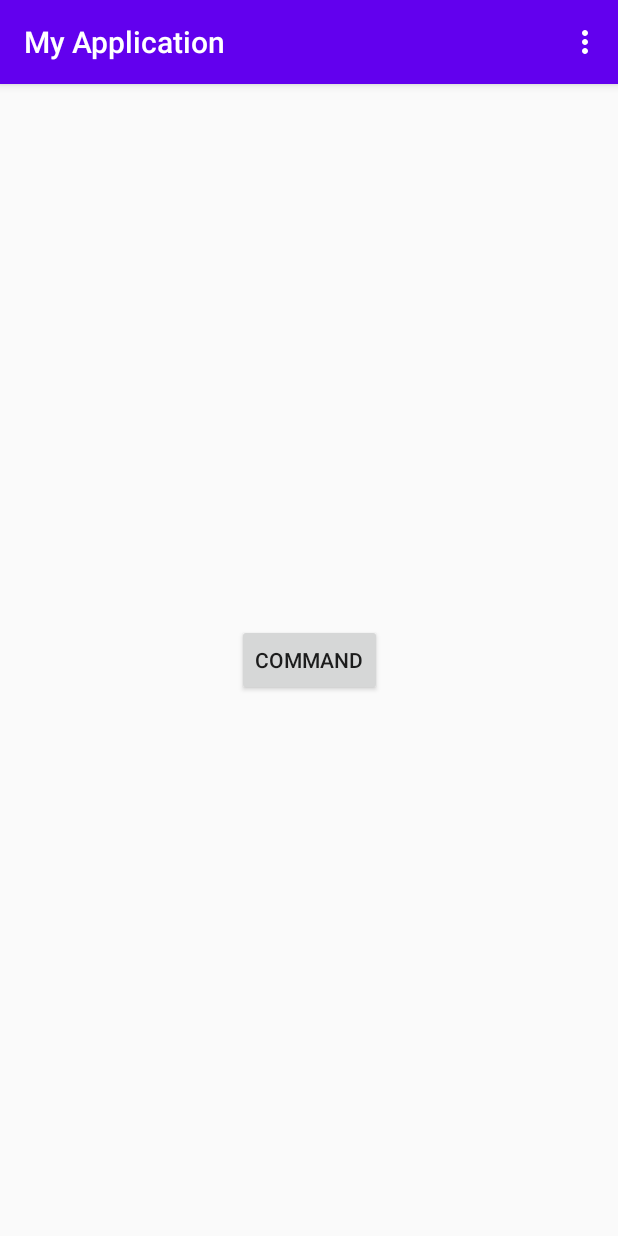
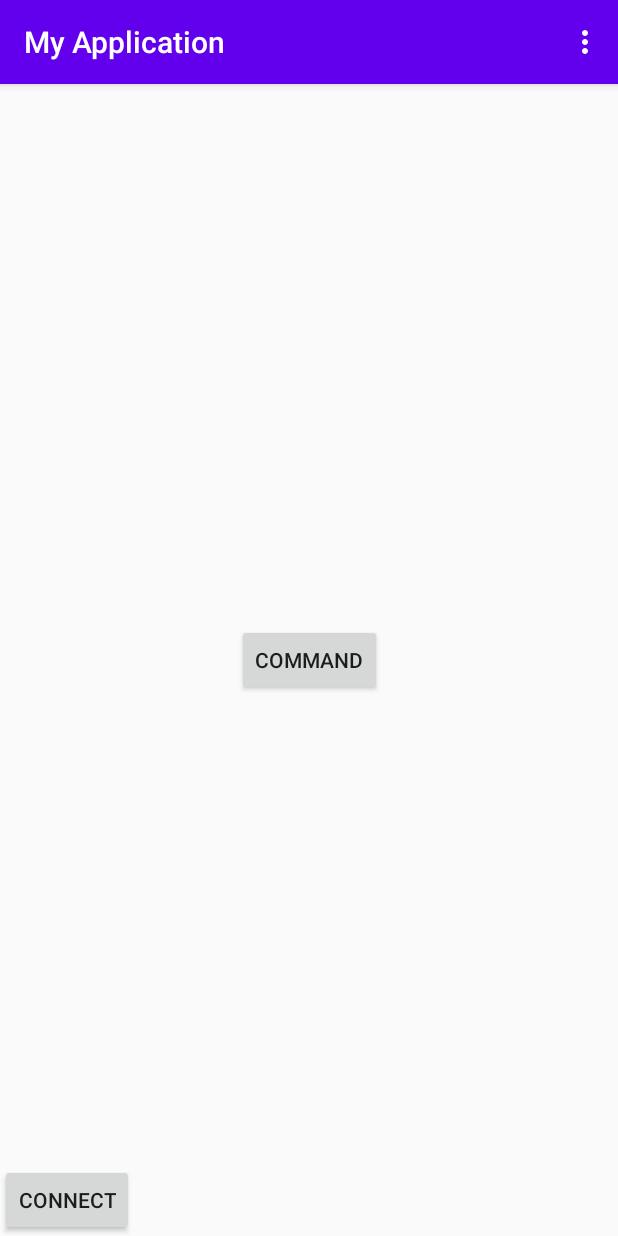
Before and after one commit to tomwitz355/CS426_Project, an Android app: the screen it shows after launch (MainActivity), on a phone screen of 412 x 824 dp. Run offline under Robolectric (Android 15) with nearby library versions, the phone set to English and light mode, and no system bars.

Commit message:
Added Connect Button

```diff
--- a/app/src/main/java/com/example/myapplication/MainActivity.java
+++ b/app/src/main/java/com/example/myapplication/MainActivity.java
@@ -5,6 +5,7 @@ import android.os.Bundle;
 
 import com.google.android.material.floatingactionbutton.FloatingActionButton;
 import com.google.android.material.snackbar.Snackbar;
+
 
 import androidx.appcompat.app.AppCompatActivity;
 import androidx.appcompat.widget.Toolbar;
@@ -14,6 +15,7 @@ import android.view.View;
 
 import android.view.Menu;
 import android.view.MenuItem;
+import android.widget.Button;
 
 import java.util.List;
 
@@ -30,6 +32,7 @@ public class MainActivity extends AppCompatActivity {
         startActivityForResult(intent, SPEECH_REQUEST_CODE);
     }
 
+
     // This callback is invoked when the Speech Recognizer returns.
 // This is where you process the intent and extract the speech text from the intent.
     @Override
@@ -43,6 +46,7 @@ public class MainActivity extends AppCompatActivity {
         }
         super.onActivityResult(requestCode, resultCode, data);
     }
+    Button b;
 
     @Override
     protected void onCreate(Bundle savedInstanceState) {
@@ -50,6 +54,14 @@ public class MainActivity extends AppCompatActivity {
         setContentView(R.layout.activity_main);
         Toolbar toolbar = findViewById(R.id.toolbar);
         setSupportActionBar(toolbar);
+
+       b = (Button) findViewById(R.id.commandbutton);
+        b.setOnClickListener(new View.OnClickListener() {
+            @Override
+            public void onClick(View v){
+                startActivity(new Intent (MainActivity.this, ConnectPop.class));
+            }
+        });
     }
 
     @Override
--- a/app/src/main/res/layout/activity_main.xml
+++ b/app/src/main/res/layout/activity_main.xml
@@ -7,6 +7,7 @@
     tools:context=".MainActivity">
 
     <com.google.android.material.appbar.AppBarLayout
+        android:id="@+id/appBarLayout2"
         android:layout_width="match_parent"
         android:layout_height="wrap_content"
         android:theme="@style/AppTheme.AppBarOverlay">
@@ -35,4 +36,12 @@
         app:layout_anchor="@+id/include"
         app:layout_anchorGravity="center" />
 
+    <Button
+        android:id="@+id/commandbutton"
+        android:layout_width="wrap_content"
+        android:layout_height="wrap_content"
+        android:text="@string/connect"
+        app:layout_anchor="@+id/include"
+        app:layout_anchorGravity="start|bottom" />
+
 </androidx.coordinatorlayout.widget.CoordinatorLayout>
--- a/app/src/main/res/menu/menu_main.xml
+++ b/app/src/main/res/menu/menu_main.xml
@@ -2,9 +2,11 @@
     xmlns:app="http://schemas.android.com/apk/res-auto"
     xmlns:tools="http://schemas.android.com/tools"
     tools:context="com.example.myapplication.MainActivity">
+
+
     <item
         android:id="@+id/action_settings"
-        android:orderInCategory="100"
+        android:orderInCategory="101"
         android:title="@string/action_settings"
         app:showAsAction="never" />
 </menu>
--- a/app/src/main/res/values/strings.xml
+++ b/app/src/main/res/values/strings.xml
@@ -9,4 +9,7 @@
 
     <string name="hello_first_fragment">Hello first fragment</string>
     <string name="hello_second_fragment">Hello second fragment. Arg: %1$s</string>
+
+    <!-- Action Bar strings  -->
+    <string name = "connect">Connect</string>
 </resources>
--- a/app/src/main/res/values/styles.xml
+++ b/app/src/main/res/values/styles.xml
@@ -16,4 +16,8 @@
 
     <style name="AppTheme.PopupOverlay" parent="ThemeOverlay.AppCompat.Light" />
 
+    <style name="AppTheme.PopUpWindowBG" >
+        <item name="android:windowIsTranslucent"> true</item>
+        <item name="android:windowCloseOnTouchOutside"> true</item>
+    </style>
 </resources>
```
Also changed, not shown: app/src/main/AndroidManifest.xml (+8 -0 lines), app/src/main/java/com/example/myapplication/ConnectPop.java (added, +22 -0 lines), app/src/main/res/layout/connectpopipwindow.xml (added, +21 -0 lines).
